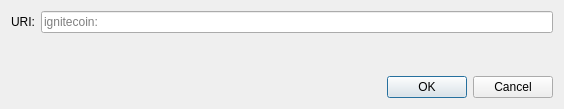
This is src/qt/forms/openuridialog.ui in vtsxking/ignitecoin as Qt 5 draws it before an edit. The edited form follows.
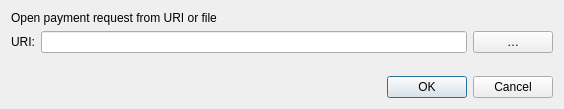
This is the edited form. Custom widgets are drawn as their Qt base class.

Diff of the .ui file:
```diff
--- a/src/qt/forms/openuridialog.ui
+++ b/src/qt/forms/openuridialog.ui
@@ -14,6 +14,13 @@
    <string>Open ignitecoin URI</string>
   </property>
   <layout class="QVBoxLayout" name="verticalLayout">
+   <item>
+    <widget class="QLabel" name="label_2">
+     <property name="text">
+      <string>Open payment request from URI or file</string>
+     </property>
+    </widget>
+   </item>
    <item>
     <layout class="QHBoxLayout" name="horizontalLayout">
      <item>
@@ -24,9 +31,18 @@
       </widget>
      </item>
      <item>
-      <widget class="QValidatedLineEdit" name="uriEdit">
-       <property name="placeholderText">
-        <string notr="true">ignitecoin:</string>
+      <widget class="QValidatedLineEdit" name="uriEdit"/>
+     </item>
+     <item>
+      <widget class="QPushButton" name="selectFileButton">
+       <property name="toolTip">
+        <string>Select payment request file</string>
+       </property>
+       <property name="text">
+        <string notr="true">…</string>
+       </property>
+       <property name="autoDefault">
+        <bool>false</bool>
        </property>
       </widget>
      </item>
```
Left out of the diff: 2 changed lines with no effect on the pictures.
